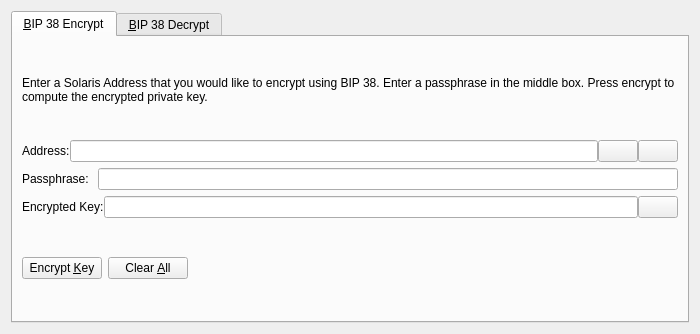
The window that src/qt/forms/bip38tooldialog.ui (listedlinked/newsvn) describes before a commit, drawn with Qt 5.
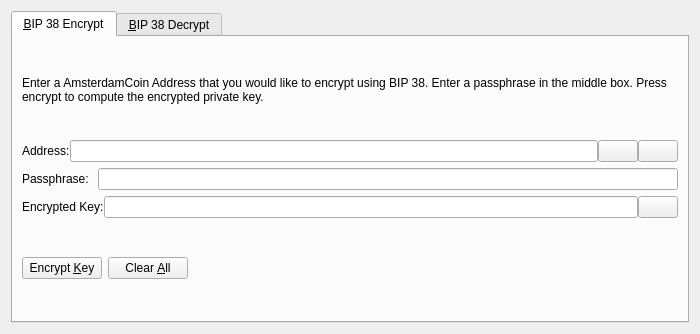
The same window after the commit. The open tabs and pages were chosen to show the change. Icons and pictures are not drawn. Custom widgets are drawn as their Qt base class.

Patch:
```diff
--- a/src/qt/forms/bip38tooldialog.ui
+++ b/src/qt/forms/bip38tooldialog.ui
@@ -30,7 +30,7 @@
        <item>
         <widget class="QLabel" name="infoLabel_ENC">
          <property name="text">
-          <string>Enter a Solaris Address that you would like to encrypt using BIP 38. Enter a passphrase in the middle box. Press encrypt to compute the encrypted private key.</string>
+          <string>Enter a AmsterdamCoin Address that you would like to encrypt using BIP 38. Enter a passphrase in the middle box. Press encrypt to compute the encrypted private key.</string>
          </property>
          <property name="textFormat">
           <enum>Qt::PlainText</enum>
```
Left out of the diff: 8 changed lines with no effect on the pictures.
